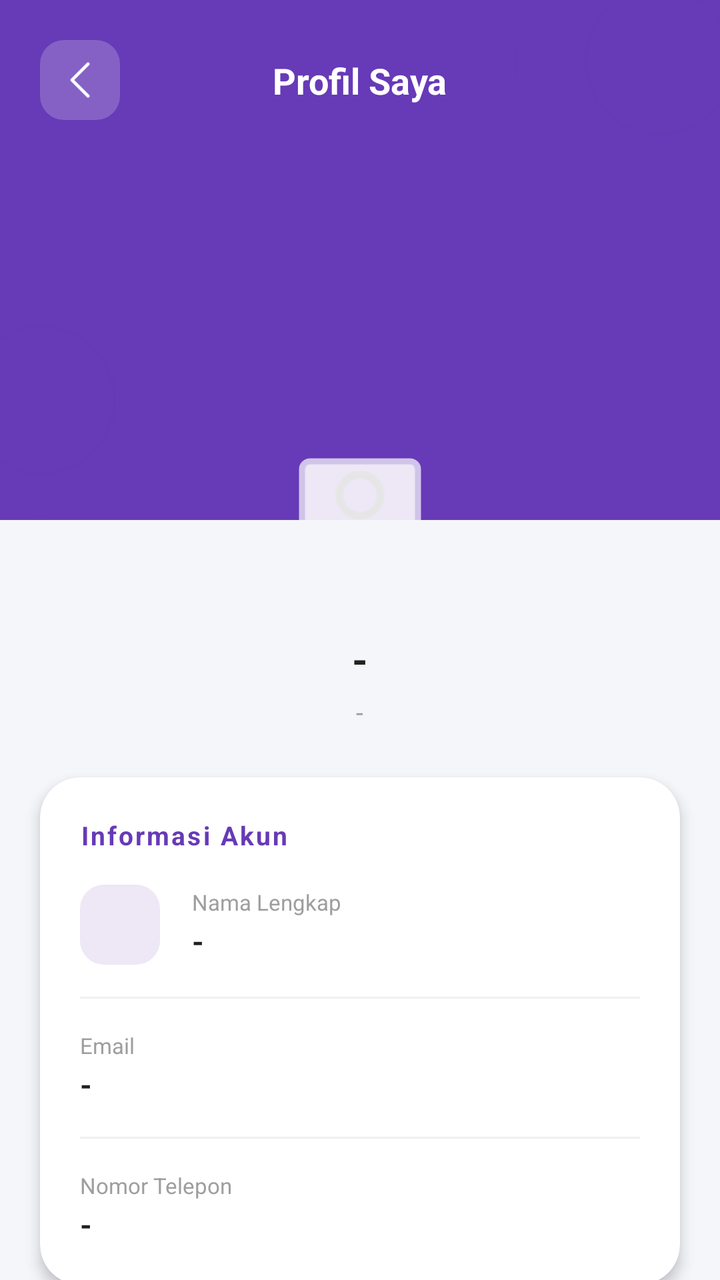
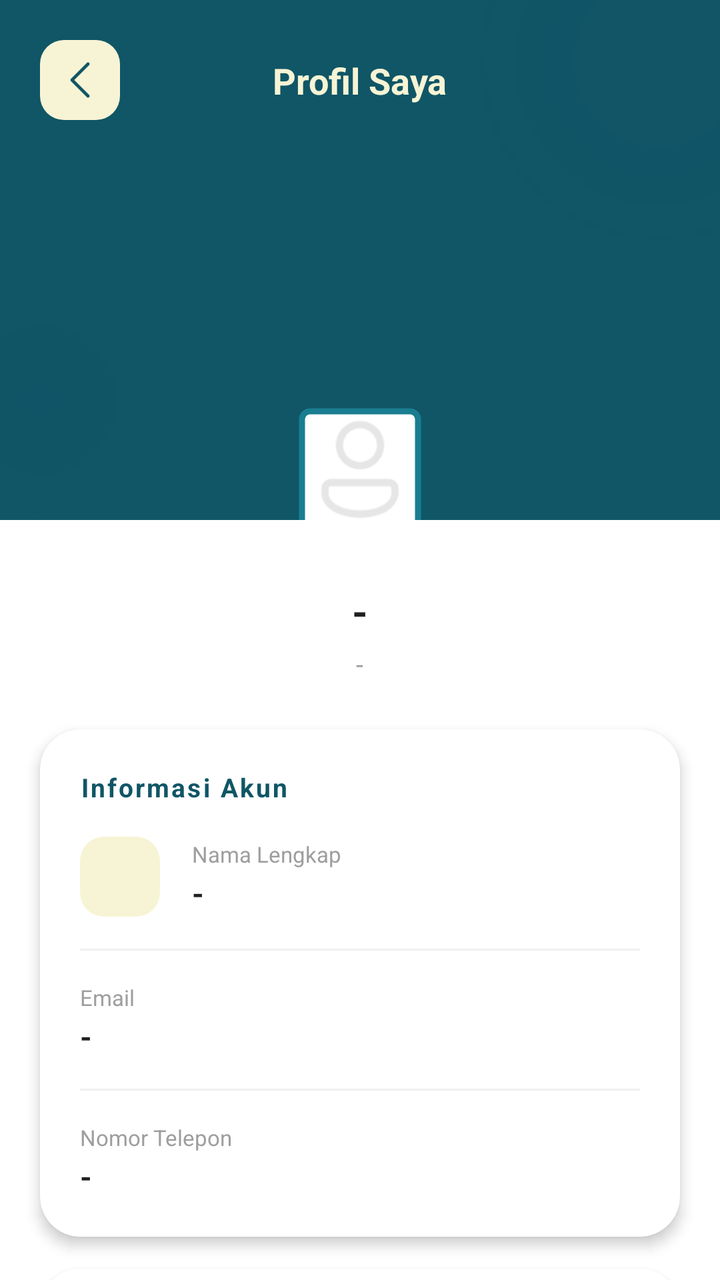

An Android layout rendered at two revisions. The XML below is the earlier revision; the diff shows what the commit changed to produce the second picture.
<!-- AndroidManifest.xml: application theme Theme.Penjualan -->
<!-- res/layout/activity_profile.xml -->
<?xml version="1.0" encoding="utf-8"?>
<androidx.coordinatorlayout.widget.CoordinatorLayout
    xmlns:android="http://schemas.android.com/apk/res/android"
    xmlns:app="http://schemas.android.com/apk/res-auto"
    android:layout_width="match_parent"
    android:layout_height="match_parent"
    android:background="#F5F6FA">

    
    <androidx.core.widget.NestedScrollView
        android:layout_width="match_parent"
        android:layout_height="match_parent">

        <LinearLayout
            android:layout_width="match_parent"
            android:layout_height="wrap_content"
            android:orientation="vertical">

            
            <androidx.constraintlayout.widget.ConstraintLayout
                android:layout_width="match_parent"
                android:layout_height="260dp"
                android:background="#673AB7">

                
                <View
                    android:layout_width="180dp"
                    android:layout_height="180dp"
                    android:layout_marginTop="-60dp"
                    android:layout_marginEnd="-60dp"
                    android:alpha="0.15"
                    android:background="@drawable/bg_circle_gradient"
                    app:layout_constraintEnd_toEndOf="parent"
                    app:layout_constraintTop_toTopOf="parent" />

                
                <View
                    android:layout_width="120dp"
                    android:layout_height="120dp"
                    android:layout_marginStart="-40dp"
                    android:alpha="0.10"
                    android:background="@drawable/bg_circle_gradient"
                    app:layout_constraintBottom_toBottomOf="parent"
                    app:layout_constraintStart_toStartOf="parent" />

                
                <ImageView
                    android:id="@+id/btnBack"
                    android:layout_width="40dp"
                    android:layout_height="40dp"
                    android:layout_marginStart="20dp"
                    android:layout_marginTop="20dp"
                    android:background="@drawable/bg_btn_back"
                    android:padding="8dp"
                    android:src="@drawable/ic_back"
                    app:tint="#FFFFFF"
                    app:layout_constraintStart_toStartOf="parent"
                    app:layout_constraintTop_toTopOf="parent" />

                
                <TextView
                    android:layout_width="wrap_content"
                    android:layout_height="wrap_content"
                    android:text="Profil Saya"
                    android:textColor="#FFFFFF"
                    android:textSize="18sp"
                    android:textStyle="bold"
                    app:layout_constraintBottom_toBottomOf="@id/btnBack"
                    app:layout_constraintEnd_toEndOf="parent"
                    app:layout_constraintStart_toStartOf="parent"
                    app:layout_constraintTop_toTopOf="@id/btnBack" />

                
                <com.google.android.material.imageview.ShapeableImageView
                    android:id="@+id/ivAvatarProfile"
                    android:layout_width="90dp"
                    android:layout_height="90dp"
                    android:layout_marginBottom="-45dp"
                    android:background="#EDE7F6"
                    android:padding="16dp"
                    android:src="@drawable/ic_profile"
                    app:shapeAppearanceOverlay="@style/ShapeAppearance.MaterialComponents.SmallComponent"
                    app:strokeColor="#D1C4E9"
                    app:strokeWidth="3dp"
                    app:layout_constraintBottom_toBottomOf="parent"
                    app:layout_constraintEnd_toEndOf="parent"
                    app:layout_constraintStart_toStartOf="parent" />

            </androidx.constraintlayout.widget.ConstraintLayout>

            
            <Space
                android:layout_width="match_parent"
                android:layout_height="56dp" />

            
            <TextView
                android:id="@+id/tvNamaHeader"
                android:layout_width="wrap_content"
                android:layout_height="wrap_content"
                android:layout_gravity="center"
                android:text="-"
                android:textColor="#212121"
                android:textSize="20sp"
                android:textStyle="bold" />

            <TextView
                android:id="@+id/tvEmailHeader"
                android:layout_width="wrap_content"
                android:layout_height="wrap_content"
                android:layout_gravity="center"
                android:layout_marginTop="4dp"
                android:text="-"
                android:textColor="#9E9E9E"
                android:textSize="13sp" />

            
            <androidx.cardview.widget.CardView
                android:layout_width="match_parent"
                android:layout_height="wrap_content"
                android:layout_marginHorizontal="20dp"
                android:layout_marginTop="24dp"
                app:cardCornerRadius="20dp"
                app:cardElevation="4dp"
                app:cardBackgroundColor="#FFFFFF">

                <LinearLayout
                    android:layout_width="match_parent"
                    android:layout_height="wrap_content"
                    android:orientation="vertical"
                    android:padding="20dp">

                    
                    <TextView
                        android:layout_width="wrap_content"
                        android:layout_height="wrap_content"
                        android:layout_marginBottom="16dp"
                        android:text="Informasi Akun"
                        android:textColor="#673AB7"
                        android:textSize="13sp"
                        android:textStyle="bold"
                        android:letterSpacing="0.08" />

                    
                    <LinearLayout
                        android:layout_width="match_parent"
                        android:layout_height="wrap_content"
                        android:orientation="horizontal"
                        android:gravity="center_vertical"
                        android:layout_marginBottom="16dp">

                        <View
                            android:layout_width="40dp"
                            android:layout_height="40dp"
                            android:background="@drawable/bg_icon_info"
                            android:layout_marginEnd="16dp" />

                        
                        <LinearLayout
                            android:layout_width="0dp"
                            android:layout_height="wrap_content"
                            android:layout_weight="1"
                            android:orientation="vertical">
                            <TextView
                                android:layout_width="wrap_content"
                                android:layout_height="wrap_content"
                                android:text="Nama Lengkap"
                                android:textColor="#9E9E9E"
                                android:textSize="11sp" />
                            <TextView
                                android:id="@+id/tvNamaProfil"
                                android:layout_width="wrap_content"
                                android:layout_height="wrap_content"
                                android:layout_marginTop="2dp"
                                android:text="-"
                                android:textColor="#212121"
                                android:textSize="15sp"
                                android:textStyle="bold" />
                        </LinearLayout>
                    </LinearLayout>

                    <View
                        android:layout_width="match_parent"
                        android:layout_height="1dp"
                        android:background="#F0F0F0"
                        android:layout_marginBottom="16dp" />

                    
                    <LinearLayout
                        android:layout_width="match_parent"
                        android:layout_height="wrap_content"
                        android:orientation="horizontal"
                        android:gravity="center_vertical"
                        android:layout_marginBottom="16dp">

                        <LinearLayout
                            android:layout_width="0dp"
                            android:layout_height="wrap_content"
                            android:layout_weight="1"
                            android:orientation="vertical">
                            <TextView
                                android:layout_width="wrap_content"
                                android:layout_height="wrap_content"
                                android:text="Email"
                                android:textColor="#9E9E9E"
                                android:textSize="11sp" />
                            <TextView
                                android:id="@+id/tvEmailProfil"
                                android:layout_width="wrap_content"
                                android:layout_height="wrap_content"
                                android:layout_marginTop="2dp"
                                android:text="-"
                                android:textColor="#212121"
                                android:textSize="15sp"
                                android:textStyle="bold" />
                        </LinearLayout>
                    </LinearLayout>

                    <View
                        android:layout_width="match_parent"
                        android:layout_height="1dp"
                        android:background="#F0F0F0"
                        android:layout_marginBottom="16dp" />

                    
                    <LinearLayout
                        android:layout_width="match_parent"
                        android:layout_height="wrap_content"
                        android:orientation="horizontal"
                        android:gravity="center_vertical">

                        <LinearLayout
                            android:layout_width="0dp"
                            android:layout_height="wrap_content"
                            android:layout_weight="1"
                            android:orientation="vertical">
                            <TextView
                                android:layout_width="wrap_content"
                                android:layout_height="wrap_content"
                                android:text="Nomor Telepon"
                                android:textColor="#9E9E9E"
                                android:textSize="11sp" />
                            <TextView
                                android:id="@+id/tvTelpProfil"
                                android:layout_width="wrap_content"
                                android:layout_height="wrap_content"
                                android:layout_marginTop="2dp"
                                android:text="-"
                                android:textColor="#212121"
                                android:textSize="15sp"
                                android:textStyle="bold" />
                        </LinearLayout>
                    </LinearLayout>

                </LinearLayout>
            </androidx.cardview.widget.CardView>

            
            <androidx.cardview.widget.CardView
                android:layout_width="match_parent"
                android:layout_height="wrap_content"
                android:layout_marginHorizontal="20dp"
                android:layout_marginTop="16dp"
                android:layout_marginBottom="32dp"
                app:cardCornerRadius="20dp"
                app:cardElevation="4dp"
                app:cardBackgroundColor="#FFFFFF">

                <LinearLayout
                    android:layout_width="match_parent"
                    android:layout_height="wrap_content"
                    android:orientation="vertical"
                    android:padding="8dp">

                    <com.google.android.material.button.MaterialButton
                        android:id="@+id/btnLogout"
                        style="@style/Widget.MaterialComponents.Button.OutlinedButton"
                        android:layout_width="match_parent"
                        android:layout_height="56dp"
                        android:text="Keluar Akun"
                        android:textColor="#E53935"
                        android:textSize="15sp"
                        android:textStyle="bold"
                        app:cornerRadius="14dp"
                        app:strokeColor="#FFCDD2"
                        app:strokeWidth="1dp"
                        app:icon="@drawable/ic_logout"
                        app:iconTint="#E53935"
                        app:iconGravity="textStart"
                        app:iconPadding="12dp" />

                </LinearLayout>
            </androidx.cardview.widget.CardView>

        </LinearLayout>
    </androidx.core.widget.NestedScrollView>

</androidx.coordinatorlayout.widget.CoordinatorLayout>
<!-- resources referenced by this layout -->
<resources>
  <!-- drawable bg_btn_back (drawable) -->
  <?xml version="1.0" encoding="utf-8"?>
  <shape xmlns:android="http://schemas.android.com/apk/res/android"
      android:shape="rectangle">
      <solid android:color="#33FFFFFF" />
      <corners android:radius="12dp" />
  </shape>
  <!-- drawable bg_circle_gradient (drawable) -->
  <?xml version="1.0" encoding="utf-8"?>
  <shape xmlns:android="http://schemas.android.com/apk/res/android"
      android:shape="oval">
      <gradient
          android:startColor="#1A673AB7"
          android:endColor="#00673AB7"
          android:type="radial"
          android:gradientRadius="150dp" />
  </shape>
  <!-- drawable bg_icon_info (drawable) -->
  <?xml version="1.0" encoding="utf-8"?>
  <shape xmlns:android="http://schemas.android.com/apk/res/android"
      android:shape="rectangle">
      <solid android:color="#EDE7F6" />
      <corners android:radius="12dp" />
  </shape>
  <!-- drawable ic_back: png bitmap (drawable, 536 bytes) -->
  <!-- drawable ic_logout: png bitmap (drawable, 1111 bytes) -->
  <!-- drawable ic_profile: png bitmap (drawable, 2111 bytes) -->
  <style name="Theme.Penjualan" parent="Base.Theme.Penjualan" />
  <style name="Base.Theme.Penjualan" parent="Theme.Material3.DayNight.NoActionBar">
          
          
      </style>
</resources>

<!-- the commit's change to res/layout/activity_profile.xml (unified diff, before → after) -->
@@ -4,7 +4,7 @@
     xmlns:app="http://schemas.android.com/apk/res-auto"
     android:layout_width="match_parent"
     android:layout_height="match_parent"
-    android:background="#F5F6FA">
+    android:background="@color/white">
 
     
     <androidx.core.widget.NestedScrollView
@@ -20,7 +20,7 @@
             <androidx.constraintlayout.widget.ConstraintLayout
                 android:layout_width="match_parent"
                 android:layout_height="260dp"
-                android:background="#673AB7">
+                android:background="@color/teal_deep">
 
                 
                 <View
@@ -53,7 +53,7 @@
                     android:background="@drawable/bg_btn_back"
                     android:padding="8dp"
                     android:src="@drawable/ic_back"
-                    app:tint="#FFFFFF"
+                    app:tint="@color/teal_deep"
                     app:layout_constraintStart_toStartOf="parent"
                     app:layout_constraintTop_toTopOf="parent" />
 
@@ -62,7 +62,7 @@
                     android:layout_width="wrap_content"
                     android:layout_height="wrap_content"
                     android:text="Profil Saya"
-                    android:textColor="#FFFFFF"
+                    android:textColor="@color/cream"
                     android:textSize="18sp"
                     android:textStyle="bold"
                     app:layout_constraintBottom_toBottomOf="@id/btnBack"
@@ -75,12 +75,12 @@
                     android:id="@+id/ivAvatarProfile"
                     android:layout_width="90dp"
                     android:layout_height="90dp"
-                    android:layout_marginBottom="-45dp"
-                    android:background="#EDE7F6"
+                    android:layout_marginBottom="-20dp"
+                    android:background="@color/white"
                     android:padding="16dp"
                     android:src="@drawable/ic_profile"
                     app:shapeAppearanceOverlay="@style/ShapeAppearance.MaterialComponents.SmallComponent"
-                    app:strokeColor="#D1C4E9"
+                    app:strokeColor="@color/teal_light"
                     app:strokeWidth="3dp"
                     app:layout_constraintBottom_toBottomOf="parent"
                     app:layout_constraintEnd_toEndOf="parent"
@@ -91,7 +91,7 @@
             
             <Space
                 android:layout_width="match_parent"
-                android:layout_height="56dp" />
+                android:layout_height="32dp" />
 
             
             <TextView
@@ -136,7 +136,7 @@
                         android:layout_height="wrap_content"
                         android:layout_marginBottom="16dp"
                         android:text="Informasi Akun"
-                        android:textColor="#673AB7"
+                        android:textColor="@color/teal_deep"
                         android:textSize="13sp"
                         android:textStyle="bold"
                         android:letterSpacing="0.08" />
<!-- resource entries referenced after the edit -->
@@ -1,10 +1,14 @@
 <!-- resources referenced by this layout -->
 <resources>
+  <color name="cream">#F7F4D5</color>
+  <color name="teal_deep">#105666</color>
+  <color name="teal_light">#1A7D91</color>
+  <color name="white">#FFFFFFFF</color>
   <!-- drawable bg_btn_back (drawable) -->
   <?xml version="1.0" encoding="utf-8"?>
   <shape xmlns:android="http://schemas.android.com/apk/res/android"
       android:shape="rectangle">
-      <solid android:color="#33FFFFFF" />
+      <solid android:color="@color/cream" />
       <corners android:radius="12dp" />
   </shape>
   <!-- drawable bg_circle_gradient (drawable) -->
@@ -21,7 +25,7 @@
   <?xml version="1.0" encoding="utf-8"?>
   <shape xmlns:android="http://schemas.android.com/apk/res/android"
       android:shape="rectangle">
-      <solid android:color="#EDE7F6" />
+      <solid android:color="@color/cream" />
       <corners android:radius="12dp" />
   </shape>
   <!-- drawable ic_back: png bitmap (drawable, 536 bytes) -->
@@ -30,7 +34,16 @@
   <style name="Theme.Penjualan" parent="Base.Theme.Penjualan" />
   <style name="Base.Theme.Penjualan" parent="Theme.Material3.DayNight.NoActionBar">
           
-          
+          <item name="colorPrimary">@color/teal_deep</item>
+          <item name="colorOnPrimary">@color/cream</item>
+          <item name="colorPrimaryContainer">@color/teal_light</item>
+          <item name="colorOnPrimaryContainer">@color/white</item>
+  
+          <item name="colorSecondary">@color/teal_light</item>
+          <item name="colorOnSecondary">@color/white</item>
+  
+          <item name="android:windowBackground">@color/white</item>
+          <item name="android:statusBarColor">@color/teal_deep</item>
       </style>
 </resources>
 
